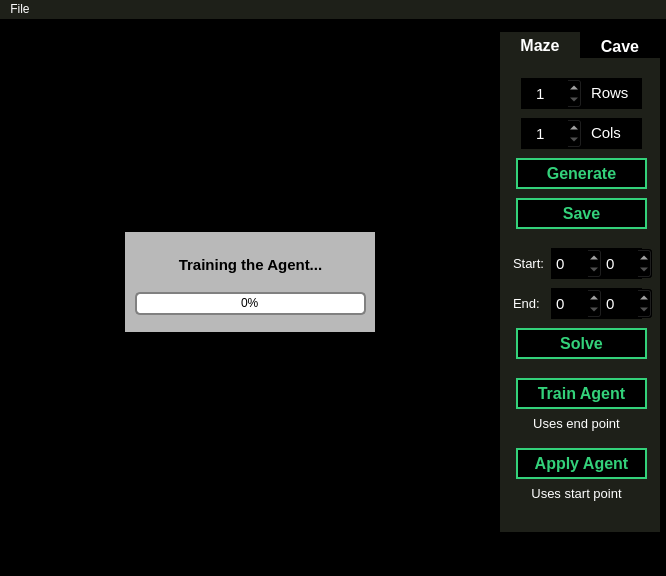
Above: src/maze/frontend/maze.ui from JakeTheSillySnake/MazesAndCaves before the change. Below: the same form after it.
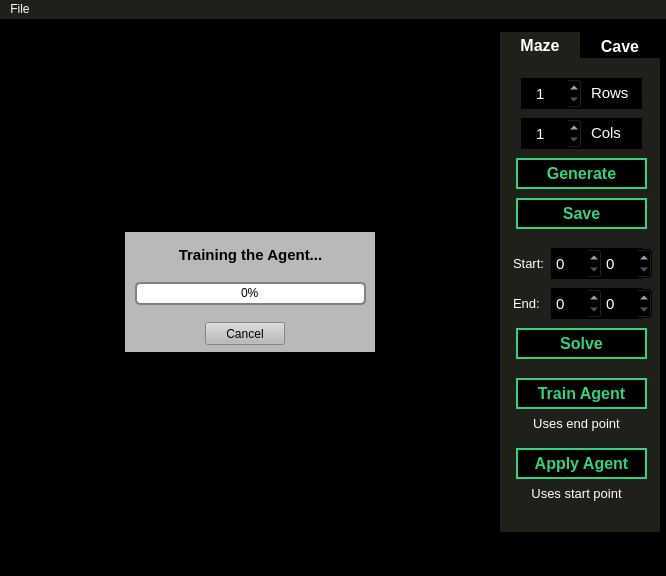
That is the form after the change.

The edit to the form file:
```diff
--- a/src/maze/frontend/maze.ui
+++ b/src/maze/frontend/maze.ui
@@ -1217,7 +1217,7 @@
       <x>125</x>
       <y>213</y>
       <width>250</width>
-      <height>100</height>
+      <height>120</height>
      </rect>
     </property>
     <property name="styleSheet">
@@ -1227,7 +1227,7 @@
      <property name="geometry">
       <rect>
        <x>10</x>
-       <y>60</y>
+       <y>50</y>
        <width>231</width>
        <height>23</height>
       </rect>
@@ -1261,7 +1261,7 @@
      <property name="geometry">
       <rect>
        <x>-10</x>
-       <y>20</y>
+       <y>10</y>
        <width>271</width>
        <height>31</height>
       </rect>
@@ -1278,6 +1278,22 @@
 &lt;p align=&quot;center&quot; style=&quot; margin-top:0px; margin-bottom:0px; margin-left:0px; margin-right:0px; -qt-block-indent:0; text-indent:0px;&quot;&gt;&lt;span style=&quot; font-size:11pt; font-weight:600;&quot;&gt;Training the Agent...&lt;/span&gt;&lt;/p&gt;&lt;/body&gt;&lt;/html&gt;</string>
      </property>
     </widget>
+    <widget class="QPushButton" name="CancelAgentButton">
+     <property name="geometry">
+      <rect>
+       <x>80</x>
+       <y>90</y>
+       <width>80</width>
+       <height>23</height>
+      </rect>
+     </property>
+     <property name="styleSheet">
+      <string notr="true">color: black;</string>
+     </property>
+     <property name="text">
+      <string>Cancel</string>
+     </property>
+    </widget>
    </widget>
   </widget>
   <widget class="QMenuBar" name="menubar">
```
Left out of the diff: 2 changed lines with no effect on the pictures.
